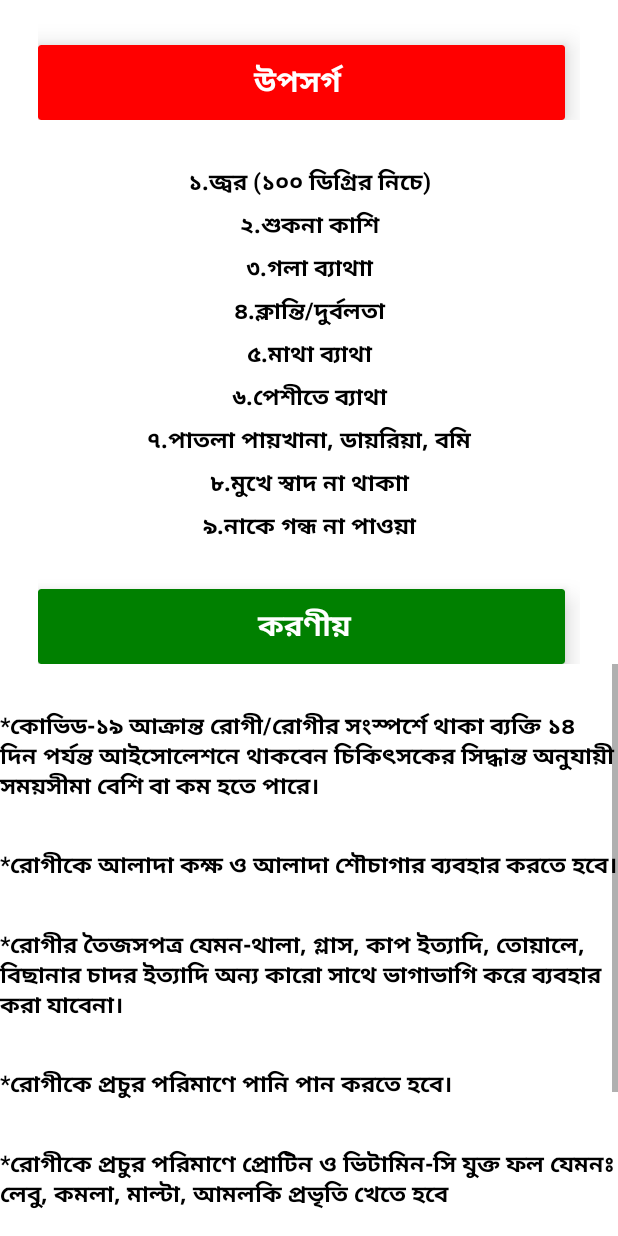
After one commit to abdullahamruf/Covid-19Bangladesh, an Android app: the health2 screen opened directly, with no data from a screen before it, on a phone screen of 412 x 824 dp. The commit adds this screen. Run offline under Robolectric (Android 15) with nearby library versions, the phone set to English and light mode, and no system bars; network calls fail.

Commit message:
health and tips 2

```diff
--- a/app/src/main/AndroidManifest.xml
+++ b/app/src/main/AndroidManifest.xml
@@ -20,7 +20,8 @@
         android:roundIcon="@mipmap/ic_launcher_round"
         android:supportsRtl="true"
         android:theme="@style/Theme.Covid19Bangladesh">
-        <activity android:name=".health1"></activity>
+        <activity android:name=".health2"></activity>
+        <activity android:name=".health1" />
         <activity android:name=".healthandtips" />
         <!--
              The API key for Google Maps-based APIs is defined as a string resource.
--- /dev/null
+++ b/app/src/main/java/com/example/covid_19bangladesh/health2.java
@@ -0,0 +1,58 @@
+package com.example.covid_19bangladesh;
+
+import androidx.appcompat.app.AppCompatActivity;
+
+import android.os.Bundle;
+import android.view.View;
+import android.widget.ScrollView;
+import android.widget.TextView;
+
+public class health2 extends AppCompatActivity {
+ScrollView sv,sv1;
+TextView t1,t2,t3,t4,t5,t6,t7,t8,t9,t10,t11,t12,t13,t14,t15,t16;
+    @Override
+    protected void onCreate(Bundle savedInstanceState) {
+        super.onCreate(savedInstanceState);
+        setContentView(R.layout.activity_health2);
+        sv=findViewById(R.id.sc);
+        sv1=findViewById(R.id.sc1);
+        t1=findViewById(R.id.t1);
+        t2=findViewById(R.id.t2);
+        t3=findViewById(R.id.t3);
+        t4=findViewById(R.id.t4);
+       t5=findViewById(R.id.t5);
+        t6=findViewById(R.id.t6);
+        t7=findViewById(R.id.t7);
+        t8=findViewById(R.id.t8);
+        t9=findViewById(R.id.t9);
+        t10=findViewById(R.id.t21);
+        t11=findViewById(R.id.t22);
+        t12=findViewById(R.id.t23);
+        t13=findViewById(R.id.t24);
+        t14=findViewById(R.id.t25);
+        t15=findViewById(R.id.t26);
+        t16=findViewById(R.id.t27);
+
+        sv.setVisibility(View.VISIBLE);
+        sv1.setVisibility(View.VISIBLE);
+        t1.setText("১.জ্বর (১০০ ডিগ্রির নিচে)");
+        t2.setText("২.শুকনা কাশি");
+        t3.setText("৩.গলা ব্যাথাা");
+        t4.setText("৪.ক্লান্তি/দুর্বলতা");
+        t5.setText("৫.মাথা ব্যাথা");
+        t6.setText("৬.পেশীতে ব্যাথা");
+        t7.setText("৭.পাতলা পায়খানা, ডায়রিয়া, বমি");
+        t8.setText("৮.মুখে স্বাদ না থাকাা");
+        t9.setText("৯.নাকে গন্ধ না পাওয়া");
+        t10.setText("*কোভিড-১৯ আক্রান্ত রোগী/রোগীর সংস্পর্শে থাকা ব্যক্তি ১৪ দিন পর্যন্ত আইসোলেশনে থাকবেন চিকিৎসকের সিদ্ধান্ত অনুযায়ী সময়সীমা বেশি বা কম হতে পারে।");
+        t11.setText("*রোগীকে আলাদা কক্ষ ও আলাদা শৌচাগার ব্যবহার করতে হবে।");
+        t12.setText("*রোগীর তৈজসপত্র যেমন-থালা, গ্লাস, কাপ ইত্যাদি, তোয়ালে, বিছানার চাদর ইত্যাদি অন্য কারো সাথে ভাগাভাগি করে ব্যবহার করা যাবেনা।");
+        t13.setText("*রোগীকে প্রচুর পরিমাণে পানি পান করতে হবে।");
+        t14.setText("*রোগীকে প্রচুর পরিমাণে প্রোটিন ও ভিটামিন-সি যুক্ত ফল যেমনঃ লেবু, কমলা, মাল্টা, আমলকি প্রভৃতি খেতে হবে");
+        t15.setText("*একটি থার্মোমিটার দিয়ে শরীরের তাপমাত্রা পর্যবেক্ষণে রাখতে হবে।");
+        t16.setText("*যদি নতুন উপসর্গ দেখা দেয় বা আগের উপসর্গের অবনতি হয় তাহলে দ্রুত ডাক্তারের পরামর্শ নিতে হবে।");
+
+
+
+    }
+}
--- a/app/src/main/java/com/example/covid_19bangladesh/healthandtips.java
+++ b/app/src/main/java/com/example/covid_19bangladesh/healthandtips.java
@@ -8,17 +8,24 @@ import android.view.View;
 import android.widget.TextView;
 
 public class healthandtips extends AppCompatActivity {
-TextView t1;
+TextView t1,t2;
     @Override
     protected void onCreate(Bundle savedInstanceState) {
         super.onCreate(savedInstanceState);
         setContentView(R.layout.activity_healthandtips);
         t1=findViewById(R.id.t1);
+        t2=findViewById(R.id.t2);
         t1.setOnClickListener(new View.OnClickListener() {
             @Override
             public void onClick(View v) {
                 startActivity(new Intent(getApplicationContext(), health1.class));
             }
         });
+        t2.setOnClickListener(new View.OnClickListener() {
+            @Override
+            public void onClick(View v) {
+                startActivity(new Intent(getApplicationContext(), health2.class));
+            }
+        });
     }
 }
--- /dev/null
+++ b/app/src/main/res/layout/activity_health2.xml
@@ -0,0 +1,342 @@
+<?xml version="1.0" encoding="utf-8"?>
+<RelativeLayout xmlns:android="http://schemas.android.com/apk/res/android"
+    xmlns:app="http://schemas.android.com/apk/res-auto"
+    xmlns:tools="http://schemas.android.com/tools"
+    android:layout_width="match_parent"
+    android:orientation="horizontal"
+    android:layout_height="match_parent"
+    tools:context=".health2">
+    <LinearLayout
+        android:layout_width="match_parent"
+        android:id="@+id/l1"
+android:layout_marginLeft="25dp"
+        android:layout_marginRight="25dp"
+        android:layout_height="wrap_content"
+        android:orientation="horizontal">
+        <androidx.cardview.widget.CardView
+            android:layout_marginTop="30dp"
+            android:layout_marginRight="10dp"
+            android:id="@+id/c1"
+            app:cardBackgroundColor="#ff0000"
+            app:cardElevation="10dp"
+            android:layout_columnWeight="1"
+            android:layout_rowWeight="1"
+            android:layout_width="match_parent"
+            android:layout_height="wrap_content">
+
+            <TextView
+                android:text="          উপসর্গ           "
+                android:padding="10dp"
+                android:textAlignment="center"
+                android:textColor="#fff"
+                android:textSize="20sp"
+                android:layout_gravity="center"
+                app:autoSizeTextType="uniform"
+                android:textStyle="bold"
+                android:layout_width="match_parent"
+                android:layout_height="wrap_content"
+                android:gravity="center" />
+
+        </androidx.cardview.widget.CardView>
+    </LinearLayout>
+    <ScrollView
+        android:layout_width="match_parent"
+        android:id="@+id/sc"
+        android:visibility="gone"
+        android:layout_below="@id/l1"
+        android:layout_height="wrap_content">
+        <LinearLayout
+            android:orientation="vertical"
+            android:id="@+id/r1"
+            android:layout_width="match_parent"
+            android:layout_height="match_parent">
+            <RelativeLayout
+                android:layout_width="match_parent"
+                android:layout_height="wrap_content">
+        <TextView
+            android:textColor="#000"
+            android:layout_marginTop="30dp"
+             android:id="@+id/t1"
+            android:textSize="15sp"
+            android:textStyle="bold"
+            android:textAlignment="center"
+            android:layout_width="match_parent"
+            android:layout_height="wrap_content">
+
+        </TextView>
+            </RelativeLayout>
+            <RelativeLayout
+                android:layout_width="match_parent"
+                android:layout_height="wrap_content">
+        <TextView
+            android:textColor="#000"
+            android:layout_marginTop="5dp"
+            android:id="@+id/t2"
+            android:textSize="15sp"
+            android:textStyle="bold"
+            android:textAlignment="center"
+            android:layout_width="match_parent"
+            android:layout_height="wrap_content">
+
+        </TextView>
+            </RelativeLayout>
+            <RelativeLayout
+                android:layout_width="match_parent"
+                android:layout_height="wrap_content">
+                <TextView
+                    android:textColor="#000"
+                    android:layout_marginTop="5dp"
+                    android:id="@+id/t3"
+                    android:textSize="15sp"
+                    android:textStyle="bold"
+                    android:textAlignment="center"
+                    android:layout_width="match_parent"
+                    android:layout_height="wrap_content">
+
+                </TextView>
+            </RelativeLayout>
+            <RelativeLayout
+                android:layout_width="match_parent"
+                android:layout_height="wrap_content">
+                <TextView
+android:textColor="#000"
+                    android:layout_marginTop="5dp"
+                    android:id="@+id/t4"
+                    android:textSize="15sp"
+                    android:textStyle="bold"
+                    android:textAlignment="center"
+                    android:layout_width="match_parent"
+                    android:layout_height="wrap_content">
+
+                </TextView>
+            </RelativeLayout>
+            <RelativeLayout
+                android:layout_width="match_parent"
+                android:layout_height="wrap_content">
+                <TextView
+                    android:textColor="#000"
+                    android:layout_marginTop="5dp"
+                    android:id="@+id/t5"
+                    android:textSize="15sp"
+                    android:textStyle="bold"
+                    android:textAlignment="center"
+                    android:layout_width="match_parent"
+                    android:layout_height="wrap_content">
+
+                </TextView>
+            </RelativeLayout>
+            <RelativeLayout
+                android:layout_width="match_parent"
+                android:layout_height="wrap_content">
+                <TextView
+                    android:textColor="#000"
+                    android:layout_marginTop="5dp"
+                    android:id="@+id/t6"
+                    android:textSize="15sp"
+                    android:textStyle="bold"
+                    android:textAlignment="center"
+                    android:layout_width="match_parent"
+                    android:layout_height="wrap_content">
+                </TextView>
+            </RelativeLayout>
+            <RelativeLayout
+                android:layout_width="match_parent"
+                android:layout_height="wrap_content">
+                <TextView
+                    android:textColor="#000"
+                    android:layout_marginTop="5dp"
+                    android:id="@+id/t7"
+                    android:textSize="15sp"
+                    android:textStyle="bold"
+                    android:textAlignment="center"
+                    android:layout_width="match_parent"
+                    android:layout_height="wrap_content">
+
+                </TextView>
+            </RelativeLayout>
+            <RelativeLayout
+                android:layout_width="match_parent"
+                android:layout_height="wrap_content">
+                <TextView
+                    android:textColor="#000"
+                    android:layout_marginTop="5dp"
+                    android:id="@+id/t8"
+                    android:textSize="15sp"
+                    android:textStyle="bold"
+                    android:textAlignment="center"
+                    android:layout_width="match_parent"
+                    android:layout_height="wrap_content">
+
+                </TextView>
+            </RelativeLayout>
+            <RelativeLayout
+                android:layout_width="match_parent"
+                android:layout_height="wrap_content">
+                <TextView
+                    android:textColor="#000"
+                    android:layout_marginTop="5dp"
+                    android:id="@+id/t9"
+                    android:textSize="15sp"
+                    android:textStyle="bold"
+                    android:textAlignment="center"
+                    android:layout_width="match_parent"
+                    android:layout_height="wrap_content">
+
+                </TextView>
+            </RelativeLayout>
+
+    </LinearLayout>
+    </ScrollView>
+    <LinearLayout
+        android:layout_width="match_parent"
+        android:id="@+id/l11"
+        android:layout_below="@+id/sc"
+        android:layout_marginLeft="25dp"
+        android:layout_marginRight="25dp"
+        android:layout_height="wrap_content"
+        android:orientation="horizontal">
+        <androidx.cardview.widget.CardView
+            android:layout_marginTop="30dp"
+            android:layout_marginRight="10dp"
+            android:id="@+id/c11"
+            app:cardBackgroundColor="#008000"
+            app:cardElevation="10dp"
+            android:layout_columnWeight="1"
+            android:layout_rowWeight="1"
+            android:layout_width="match_parent"
+            android:layout_height="wrap_content">
+
+            <TextView
+                android:text="         করণীয়        "
+                android:padding="10dp"
+                android:textAlignment="center"
+                android:textColor="#fff"
+                android:textSize="20sp"
+                android:layout_gravity="center"
+                app:autoSizeTextType="uniform"
+                android:textStyle="bold"
+                android:layout_width="match_parent"
+                android:layout_height="wrap_content"
+                android:gravity="center" />
+
+        </androidx.cardview.widget.CardView>
+    </LinearLayout>
+    <ScrollView
+        android:layout_width="match_parent"
+        android:id="@+id/sc1"
+        android:visibility="gone"
+        android:layout_below="@id/l11"
+        android:layout_height="wrap_content">
+    <LinearLayout
+        android:orientation="vertical"
+        android:layout_width="match_parent"
+        android:layout_height="match_parent">
+    <RelativeLayout
+        android:layout_width="match_parent"
+        android:layout_height="wrap_content">
+        <TextView
+            android:textColor="#000"
+            android:layout_marginTop="30dp"
+         android:id="@+id/t21"
+            android:textSize="15sp"
+            android:textStyle="bold"
+            android:textAlignment="textStart"
+            android:layout_width="match_parent"
+            android:layout_height="wrap_content">
+
+        </TextView>
+    </RelativeLayout>
+        <RelativeLayout
+            android:layout_width="match_parent"
+            android:layout_height="wrap_content">
+            <TextView
+                android:textColor="#000"
+                android:layout_marginTop="30dp"
+                android:id="@+id/t22"
+                android:textSize="15sp"
+                android:textStyle="bold"
+                android:textAlignment="textStart"
+                android:layout_width="match_parent"
+                android:layout_height="wrap_content">
+
+            </TextView>
+        </RelativeLayout>
+        <RelativeLayout
+            android:layout_width="match_parent"
+            android:layout_height="wrap_content">
+            <TextView
+                android:textColor="#000"
+                android:layout_marginTop="30dp"
+                android:id="@+id/t23"
+                android:textSize="15sp"
+                android:textStyle="bold"
+                android:textAlignment="textStart"
+                android:layout_width="match_parent"
+                android:layout_height="wrap_content">
+
+            </TextView>
+        </RelativeLayout>
+        <RelativeLayout
+            android:layout_width="match_parent"
+            android:layout_height="wrap_content">
+            <TextView
+                android:textColor="#000"
+                android:layout_marginTop="30dp"
+                android:id="@+id/t24"
+                android:textSize="15sp"
+                android:textStyle="bold"
+                android:textAlignment="textStart"
+                android:layout_width="match_parent"
+                android:layout_height="wrap_content">
+
+            </TextView>
+        </RelativeLayout>
+        <RelativeLayout
+            android:layout_width="match_parent"
+            android:layout_height="wrap_content">
+            <TextView
+                android:textColor="#000"
+                android:layout_marginTop="30dp"
+                android:id="@+id/t25"
+                android:textSize="15sp"
+                android:textStyle="bold"
+                android:textAlignment="textStart"
+                android:layout_width="match_parent"
+                android:layout_height="wrap_content">
+
+            </TextView>
+        </RelativeLayout>
+        <RelativeLayout
+            android:layout_width="match_parent"
+            android:layout_height="wrap_content">
+            <TextView
+                android:textColor="#000"
+                android:layout_marginTop="30dp"
+                android:id="@+id/t26"
+                android:textSize="15sp"
+                android:textStyle="bold"
+                android:textAlignment="textStart"
+                android:layout_width="match_parent"
+                android:layout_height="wrap_content">
+
+            </TextView>
+        </RelativeLayout>
+        <RelativeLayout
+            android:layout_width="match_parent"
+            android:layout_height="wrap_content">
+            <TextView
+                android:textColor="#000"
+                android:layout_marginTop="30dp"
+                android:id="@+id/t27"
+                android:textSize="15sp"
+                android:textStyle="bold"
+                android:textAlignment="textStart"
+                android:layout_width="match_parent"
+                android:layout_height="wrap_content">
+
+            </TextView>
+        </RelativeLayout>
+    </LinearLayout>
+    </ScrollView>
+
+</RelativeLayout>
--- a/app/src/main/res/layout/activity_main.xml
+++ b/app/src/main/res/layout/activity_main.xml
@@ -42,12 +42,23 @@ android:layout_marginTop="60dp"
                 android:layout_width="wrap_content"
                 android:layout_height="wrap_content">
                 <ImageView
+                    android:layout_gravity="center"
                     android:layout_width="wrap_content"
                     android:background="@drawable/hospital"
                     android:layout_height="wrap_content">
 
 
                 </ImageView>
+                <TextView
+                    android:text="@string/hospital"
+                    android:textAlignment="center"
+                    android:textColor="#fff"
+                    android:textSize="18sp"
+                    android:textStyle="bold"
+                    android:layout_width="wrap_content"
+                    android:layout_height="wrap_content"
+                    android:gravity="center_horizontal" />
+
 
 
             </LinearLayout>
@@ -78,6 +89,7 @@ android:layout_marginTop="60dp"
 
                 <ImageView
                     android:layout_width="wrap_content"
+                    android:layout_gravity="center"
                     android:background="@drawable/world1"
                     android:layout_height="wrap_content">
 
@@ -166,6 +178,7 @@ android:layout_marginTop="60dp"
                 android:layout_width="wrap_content"
                 android:layout_height="wrap_content">
                 <ImageView
+                    android:layout_gravity="center"
                     android:layout_width="wrap_content"
                     android:background="@drawable/instuction"
                     android:layout_height="wrap_content">
```
